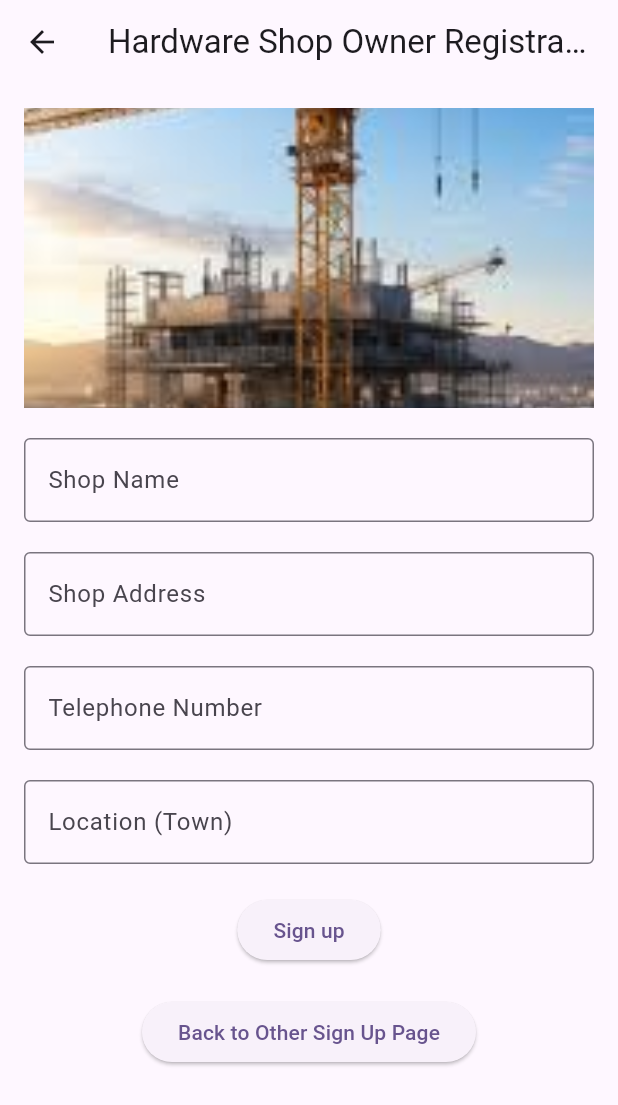
After one commit to Kavishka-Ranasinghe/Buildsphere-Mobile-App, a Flutter app: the screen it shows after launch, after a tap on "Register as Hardware-Shop Owner", on a phone screen of 412 x 824 dp. The commit adds this screen. Shown: the top 1105 px of the screen. Run offline on Flutter 3.47's test engine with Material 3 defaults, Android fonts, the phone set to English and light mode, and no system bars; our stand-ins replace image_picker, shared_preferences.

Commit message:
Hardware_shop signup

```diff
--- /dev/null
+++ b/lib/hardware_shop_owner_signup.dart
@@ -0,0 +1,90 @@
+import 'package:flutter/material.dart';
+
+
+class HardwareShopOwnerSignUpPage extends StatefulWidget {
+  const HardwareShopOwnerSignUpPage({super.key});
+
+  @override
+  _HardwareShopOwnerSignUpPageState createState() => _HardwareShopOwnerSignUpPageState();
+}
+
+class _HardwareShopOwnerSignUpPageState extends State<HardwareShopOwnerSignUpPage> {
+  final TextEditingController _shopNameController = TextEditingController();
+  final TextEditingController _shopAddressController = TextEditingController();
+  final TextEditingController _shopPhoneController = TextEditingController();
+  final TextEditingController _shopLocationController = TextEditingController();
+
+  @override
+  Widget build(BuildContext context) {
+    return Scaffold(
+      appBar: AppBar(
+        title: const Text('Hardware Shop Owner Registration'),
+      ),
+      body: SingleChildScrollView(
+        padding: const EdgeInsets.all(16.0),
+        child: Column(
+          mainAxisAlignment: MainAxisAlignment.start,
+          children: [
+            Container(
+              height: 200,
+              decoration: const BoxDecoration(
+                image: DecorationImage(
+                  image: AssetImage('assets/images/sign-up.jpeg'),
+                  fit: BoxFit.cover,
+                ),
+              ),
+            ),
+            const SizedBox(height: 20),
+            TextField(
+              controller: _shopNameController,
+              decoration: const InputDecoration(
+                labelText: 'Shop Name',
+                border: OutlineInputBorder(),
+              ),
+            ),
+            const SizedBox(height: 20),
+            TextField(
+              controller: _shopAddressController,
+              decoration: const InputDecoration(
+                labelText: 'Shop Address',
+                border: OutlineInputBorder(),
+              ),
+            ),
+            const SizedBox(height: 20),
+            TextField(
+              controller: _shopPhoneController,
+              decoration: const InputDecoration(
+                labelText: 'Telephone Number',
+                border: OutlineInputBorder(),
+              ),
+              keyboardType: TextInputType.phone,
+            ),
+            const SizedBox(height: 20),
+            TextField(
+              controller: _shopLocationController,
+              decoration: const InputDecoration(
+                labelText: 'Location (Town)',
+                border: OutlineInputBorder(),
+              ),
+            ),
+            const SizedBox(height: 20),
+            ElevatedButton(
+              onPressed: () {
+                // Handle hardware shop owner registration logic here
+              },
+              child: const Text('Sign up'),
+            ),
+            const SizedBox(height: 20),
+            ElevatedButton(
+              onPressed: () {
+                // Navigate back to normal sign-up page
+                Navigator.pop(context);
+              },
+              child: const Text('Back to Other Sign Up Page'),
+            ),
+          ],
+        ),
+      ),
+    );
+  }
+}
--- a/lib/sign_up.dart
+++ b/lib/sign_up.dart
@@ -1,5 +1,6 @@
 import 'package:flutter/material.dart';
 import 'login.dart'; // Import the LoginPage
+import 'hardware_shop_owner_signup.dart'; // Import the HardwareShopOwnerSignUpPage
 
 class SignUpPage extends StatefulWidget {
   const SignUpPage({super.key});
@@ -13,8 +14,9 @@ class _SignUpPageState extends State<SignUpPage> {
   final TextEditingController _emailController = TextEditingController();
   final TextEditingController _passwordController = TextEditingController();
   final TextEditingController _confirmPasswordController = TextEditingController();
+
   String? _selectedRole;
-  final List<String> _roles = ['Client', 'Engineer', 'Planner', 'Hardware-Shop Owner'];
+  final List<String> _roles = ['Client', 'Engineer', 'Planner'];
 
   void _showPasswordMismatchDialog() {
     showDialog(
@@ -113,13 +115,25 @@ class _SignUpPageState extends State<SignUpPage> {
             ElevatedButton(
               onPressed: () {
                 if (_passwordController.text == _confirmPasswordController.text) {
-                  // Handle sign up logic here
+                  // Handle normal sign-up logic
                 } else {
-                  _showPasswordMismatchDialog(); // Show popup dialog if passwords don't match
+                  _showPasswordMismatchDialog();
                 }
               },
               child: const Text('Sign Up'),
             ),
+            const SizedBox(height: 20),
+            ElevatedButton(
+              onPressed: () {
+                // Navigate to hardware shop owner registration page
+                Navigator.push(
+                  context,
+                  MaterialPageRoute(builder: (context) => const HardwareShopOwnerSignUpPage()),
+                );
+              },
+              child: const Text('Register as Hardware-Shop Owner'),
+            ),
+            const SizedBox(height: 20),
             ElevatedButton(
               onPressed: () {
                 // Navigate to LoginPage
```
